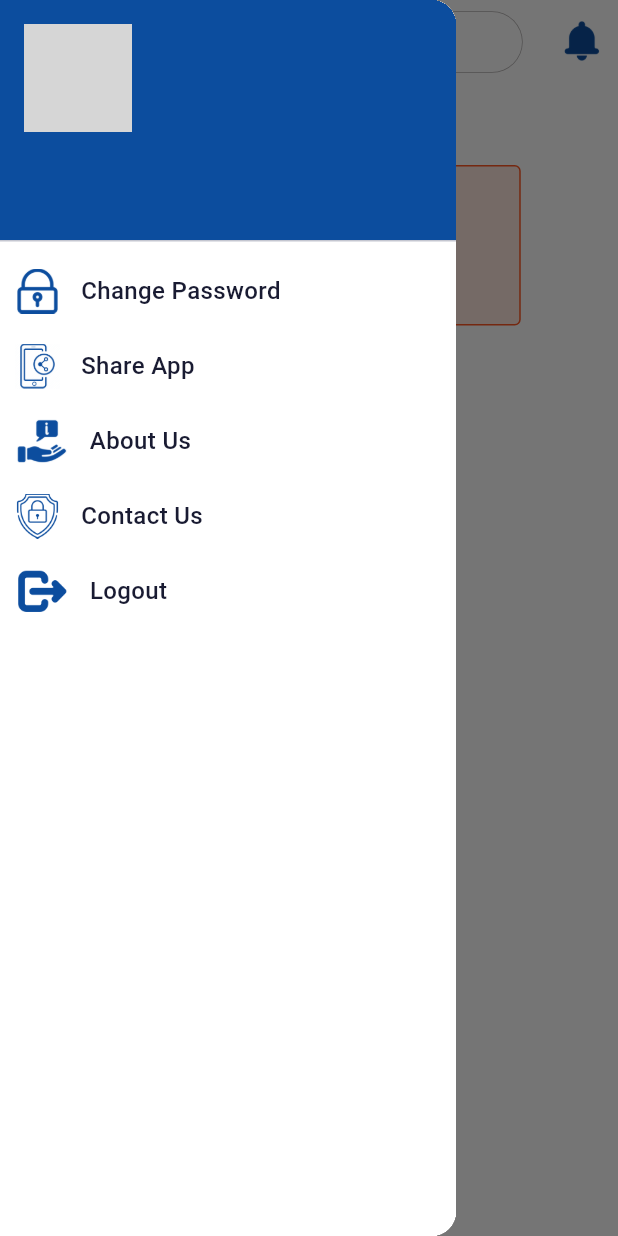
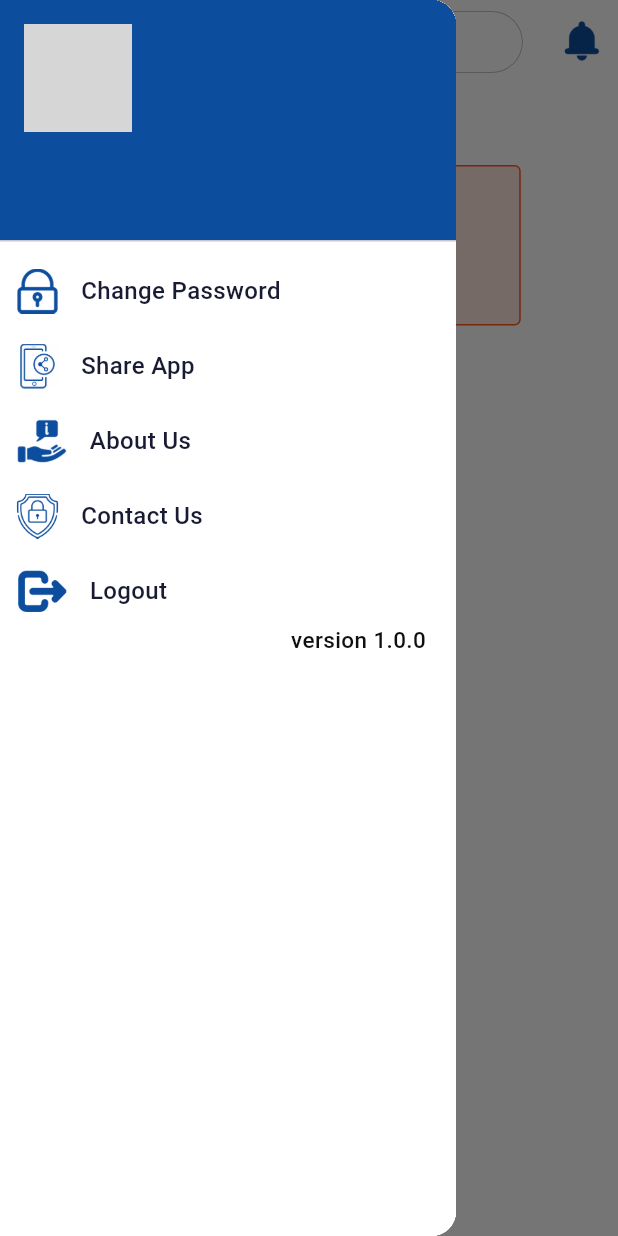
Before and after one commit to jawad4353/codecoy, a Flutter app: the Home screen opened directly, with the side drawer open, on a phone screen of 412 x 824 dp. Run offline on Flutter 3.47's test engine with Material 3 defaults, Android fonts, the phone set to English and light mode, and no system bars; our stand-ins replace awesome_bottom_bar, bloc, equatable, flutter_bloc, flutter_easyloading, flutter_screenutil and 6 more; missing offline and left inert: proste_bezier_curve; accounts and stored records are empty; grey boxes are pictures that could not be loaded.

Commit message:
appversion added

```diff
--- a/lib/view/screens/home/home.dart
+++ b/lib/view/screens/home/home.dart
@@ -97,7 +97,10 @@ class _HomeState extends State<Home> {
 
                  Align(
                   alignment: Alignment.bottomRight,
-                  child: Text(AppConstants.appVersion,style: AppTextStyles.robotoMedium(color: AppColors.black, fontSize: 13.sp, weight: FontWeight.w500),),
+                  child: Padding(
+                    padding:  EdgeInsets.only(right: 20.h),
+                    child: Text(AppConstants.appVersion,style: AppTextStyles.robotoMedium(color: AppColors.grey0E0F10, fontSize: 15.sp, weight: FontWeight.w300),),
+                  ),
                 )
 
               ],
```
